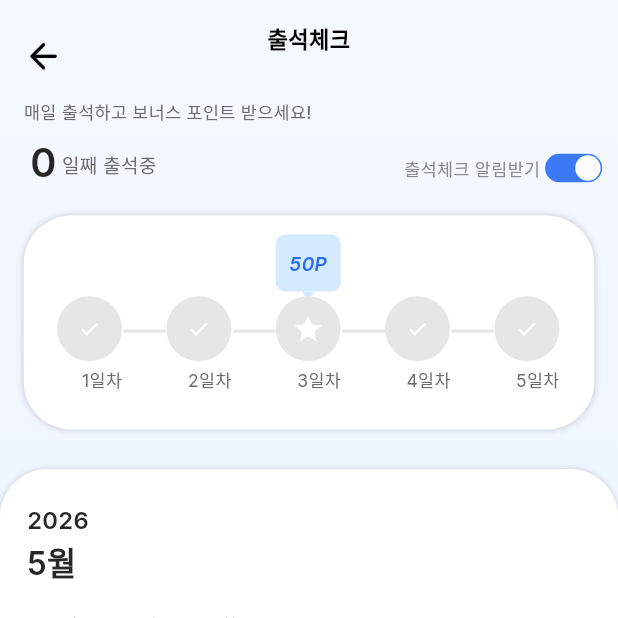
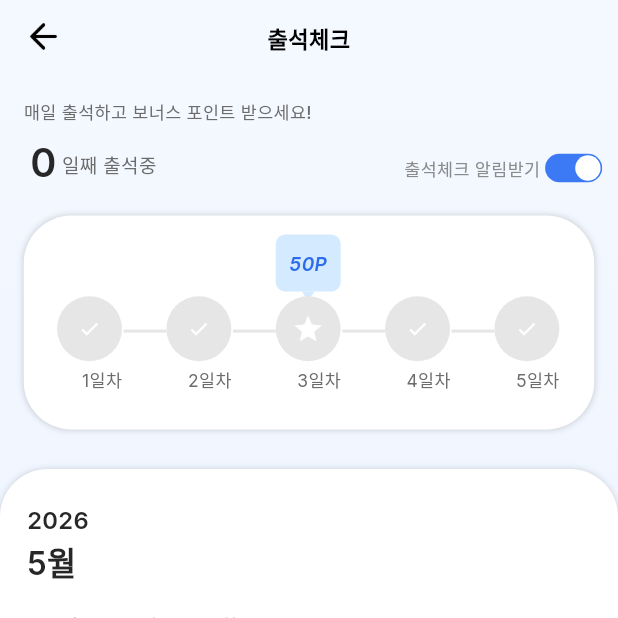
Before and after one commit to 0xdavidhan97/mobile-web, a Flutter app: the AttendancePage screen opened directly, on a phone screen of 412 x 824 dp, the top half of it. Run offline on Flutter 3.47's test engine with Material 3 defaults, Android fonts, the phone set to English and light mode, and no system bars; our stand-ins replace google_fonts; missing offline and left inert: dart:html, dart:js_interop.

Commit message:
fix: 출석체크 my_header 뒤로가기 버튼 수직 가운데 정렬
Co-Authored-By: Claude Sonnet 4.6 <noreply@anthropic.com>

```diff
--- a/lib/screens/attendance_page.dart
+++ b/lib/screens/attendance_page.dart
@@ -173,12 +173,14 @@ class _AttendancePageState extends State<AttendancePage> {
           ),
           child: Stack(
             children: [
-              Positioned(
-                left: 15 * s,
-                top: 23 * s,
-                child: GestureDetector(
-                  onTap: () => Navigator.pop(context),
-                  child: Image.asset('assets/arrow_back.png', width: 25 * s, height: 25 * s),
+              Align(
+                alignment: Alignment.centerLeft,
+                child: Padding(
+                  padding: EdgeInsets.only(left: 15 * s),
+                  child: GestureDetector(
+                    onTap: () => Navigator.pop(context),
+                    child: Image.asset('assets/arrow_back.png', width: 25 * s, height: 25 * s),
+                  ),
                 ),
               ),
               Positioned(
```
